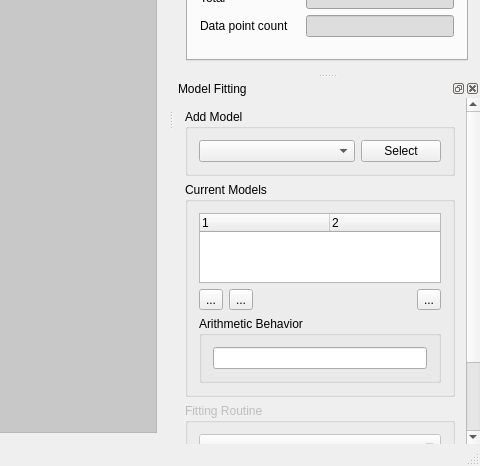
This is specviz/ui/qt/uic/source/mainwindow.ui in astropy/specutils as Qt 5 draws it before an edit; both pictures show x 800 to 1280 and y 254 to 720 of the 1280 by 720 pixel window. The edited form follows.
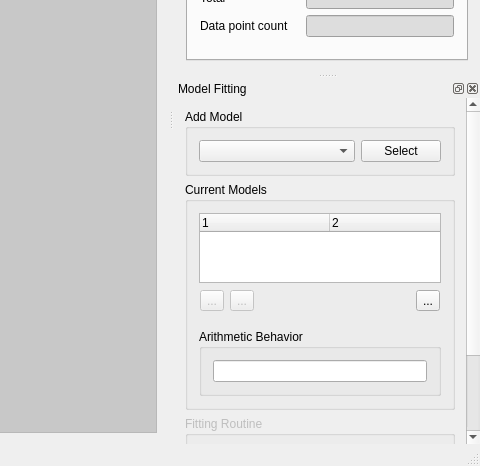
This is the edited form. Icons and pictures are not drawn.

Commit message: Tweaked gui to be more consistent

What changed in the file:
```diff
--- a/specviz/ui/qt/uic/source/mainwindow.ui
+++ b/specviz/ui/qt/uic/source/mainwindow.ui
@@ -693,9 +693,9 @@
         <property name="geometry">
          <rect>
           <x>0</x>
-          <y>-77</y>
+          <y>0</y>
           <width>306</width>
-          <height>470</height>
+          <height>481</height>
          </rect>
         </property>
         <layout class="QVBoxLayout" name="verticalLayout_8">
@@ -765,8 +765,26 @@
             </item>
             <item>
              <layout class="QHBoxLayout" name="horizontalLayout_6">
+              <property name="leftMargin">
+               <number>1</number>
+              </property>
+              <property name="topMargin">
+               <number>1</number>
+              </property>
+              <property name="rightMargin">
+               <number>1</number>
+              </property>
+              <property name="bottomMargin">
+               <number>12</number>
+              </property>
               <item>
                <widget class="QToolButton" name="saveModelButton">
+                <property name="enabled">
+                 <bool>false</bool>
+                </property>
+                <property name="toolTip">
+                 <string>Save current models</string>
+                </property>
                 <property name="text">
                  <string>...</string>
                 </property>
@@ -785,6 +803,12 @@
               </item>
               <item>
                <widget class="QToolButton" name="loadModelButton">
+                <property name="enabled">
+                 <bool>false</bool>
+                </property>
+                <property name="toolTip">
+                 <string>Open a previously saved model</string>
+                </property>
                 <property name="text">
                  <string>...</string>
                 </property>
```
Left out of the diff: 5 changed lines with no effect on the pictures. The commit also changes 5 other files.
